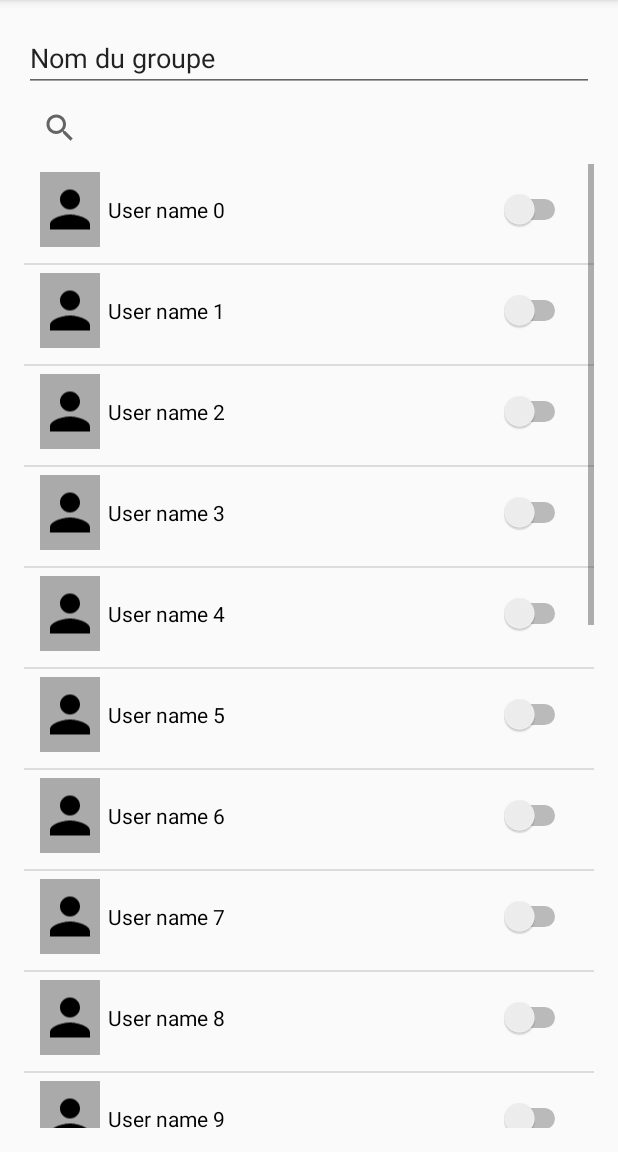
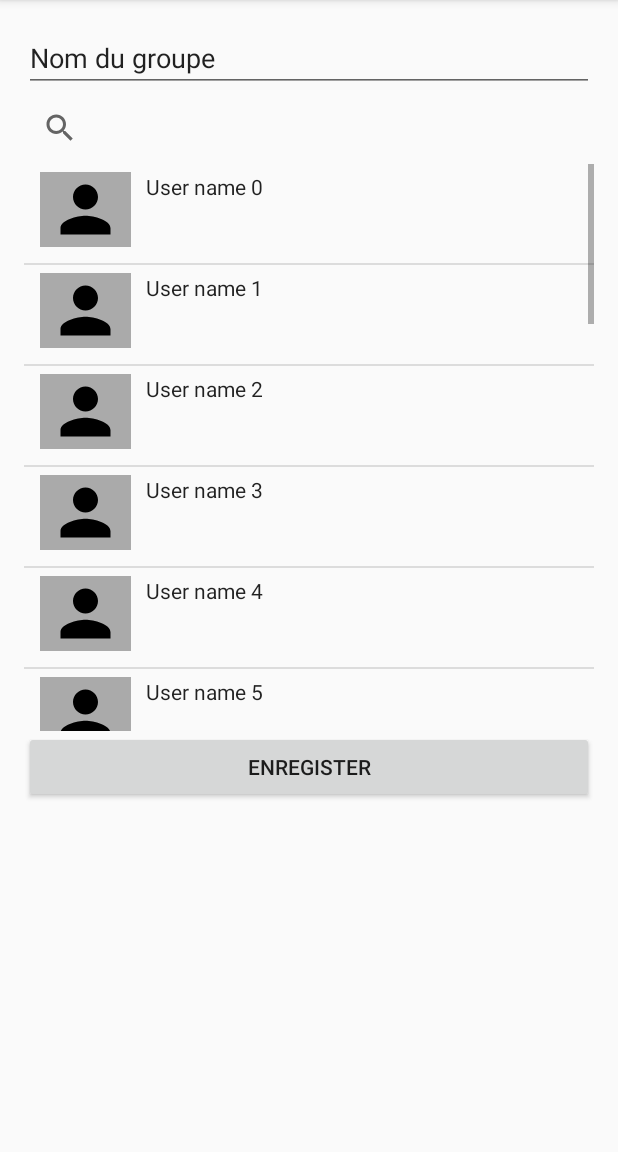
Before and after one commit to OldRepoNoMoreUsed/WebNoteMobile, an Android app: the fragment GroupDetailsFragment placed in its activity, on a phone screen of 412 x 824 dp, the part 84-1236 px from its top. Run offline under Robolectric (Android 15) with nearby library versions, the phone set to English and light mode, and no system bars.

Commit message:
Modifications visuelles de la liste des groupes et de leurs détails

```diff
--- a/WebNotesMobile/app/src/main/java/com/lonaso/webnotesmobile/users/UserAdapter.java
+++ b/WebNotesMobile/app/src/main/java/com/lonaso/webnotesmobile/users/UserAdapter.java
@@ -83,7 +83,7 @@ public class UserAdapter extends BaseAdapter implements Filterable {
 
             holder = new UserHolder();
 
-            holder.nameSwitch = (Switch) convertView.findViewById(R.id.userNameSwitch);
+            holder.name = (TextView) convertView.findViewById(R.id.userName);
 
             convertView.setTag(holder);
         } else {
@@ -92,7 +92,7 @@ public class UserAdapter extends BaseAdapter implements Filterable {
 
         User user = filteredUsers.get(position);
 
-        holder.nameSwitch.setText(user.getName());
+        holder.name.setText(user.getName());
 
         return convertView;
     }
@@ -106,6 +106,6 @@ public class UserAdapter extends BaseAdapter implements Filterable {
      *  Wrapper class for our user views
      */
     private static class UserHolder {
-        Switch nameSwitch;
+        TextView name;
     }
 }
--- a/WebNotesMobile/app/src/main/res/layout/fragment_group_details.xml
+++ b/WebNotesMobile/app/src/main/res/layout/fragment_group_details.xml
@@ -1,26 +1,14 @@
-<android.support.design.widget.CoordinatorLayout xmlns:android="http://schemas.android.com/apk/res/android"
+<?xml version="1.0" encoding="utf-8"?>
+<LinearLayout xmlns:android="http://schemas.android.com/apk/res/android"
         xmlns:app="http://schemas.android.com/apk/res-auto"
         xmlns:tools="http://schemas.android.com/tools"
+        android:orientation="vertical"
         android:layout_width="match_parent"
         android:layout_height="match_parent"
         android:fitsSystemWindows="true"
         tools:context="com.lonaso.webnotesmobile.groups.GroupDetailsFragment"
-        android:id="@+id/groupDetailsFragment">
-
-    <LinearLayout
-        android:orientation="horizontal"
-        android:layout_width="match_parent"
-        android:layout_height="match_parent">
-
-        <Space
-            android:layout_height="match_parent"
-            android:layout_weight="1"
-            android:layout_width="10dp" />
-
-        <LinearLayout
-            android:orientation="vertical"
-            android:layout_width="wrap_content"
-            android:layout_height="match_parent">
+        android:id="@+id/groupDetailsFragment"
+    android:paddingLeft="10dp">
 
     <EditText
         android:layout_width="match_parent"
@@ -39,10 +27,14 @@
 
     <ListView
         android:layout_width="match_parent"
-                android:layout_height="match_parent"
-                android:id="@+id/userListView" />
+        android:layout_height="378dp"
+        android:id="@+id/userListView"/>
+
+    <Button
+        android:text="Enregister"
+        android:layout_width="match_parent"
+        android:layout_height="wrap_content"
+        android:id="@+id/saveGroupButton" />
+
 
 </LinearLayout>
-    </LinearLayout>
-
-</android.support.design.widget.CoordinatorLayout>
--- a/WebNotesMobile/app/src/main/res/layout/user_list_row.xml
+++ b/WebNotesMobile/app/src/main/res/layout/user_list_row.xml
@@ -22,14 +22,17 @@
             android:layout_width="50dp"
             android:layout_marginLeft="5dp" />
 
-        <Switch
-            android:text="Switch"
+        <TextView
+            android:text="TextView"
+            android:layout_width="wrap_content"
             android:layout_height="match_parent"
-            android:id="@+id/userNameSwitch"
-            android:layout_weight="4.19"
-            android:layout_width="match_parent"
-            android:layout_marginLeft="5dp"
-            android:layout_marginRight="10dp" />
+            android:layout_weight="20"
+            android:textAppearance="@android:style/TextAppearance.Material"
+            android:textSize="14sp"
+            android:paddingLeft="10dp"
+            android:textAllCaps="false"
+            android:textAlignment="viewStart"
+            android:id="@+id/userName"/>
 
     </LinearLayout>
 
```
Also changed, not shown: WebNotesMobile/app/src/main/java/com/lonaso/webnotesmobile/groups/GroupDetailsFragment.java (+54 -21 lines), WebNotesMobile/app/src/main/java/com/lonaso/webnotesmobile/groups/ListGroupFragment.java (+4 -3 lines), WebNotesMobile/app/src/main/res/layout/fragment_list_group.xml (+13 -18 lines). Lines whose indentation alone changed are shown as unchanged.
